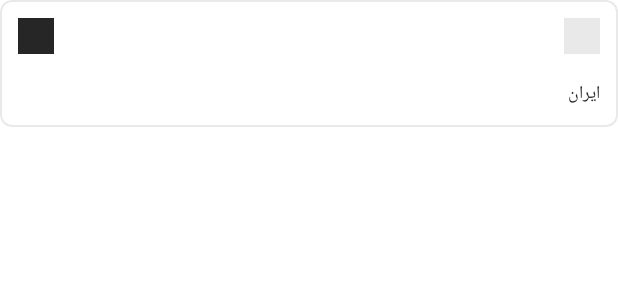
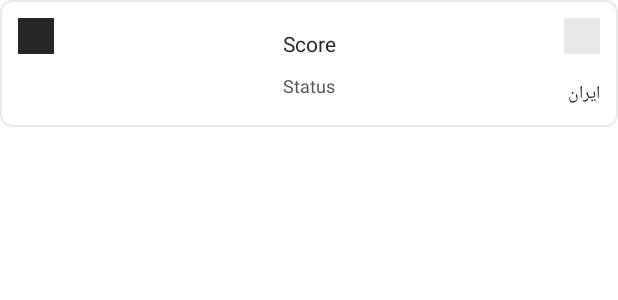
Before and after one commit to rzmmzdh/NazdikaAndroidCodeChallenge, an Android app: the layout item_match.xml on its own in the app's theme, with its tools: preview values and no code run, on a phone screen of 412 x 824 dp. Shown: the top 300 px of the screen. Run offline under Robolectric (Android 15) with nearby library versions, the phone set to English and light mode, and no system bars; plain views replace SimpleDraweeView; network calls fail.

Commit message:
update match item layout

```diff
--- a/app/src/main/res/layout/item_match.xml
+++ b/app/src/main/res/layout/item_match.xml
@@ -43,16 +43,18 @@
 
         <androidx.appcompat.widget.AppCompatTextView
             android:id="@+id/tvScores"
-            android:layout_width="0dp"
+            android:layout_width="wrap_content"
             android:layout_height="wrap_content"
             android:ellipsize="end"
             android:gravity="center"
             android:maxLines="1"
             android:textColor="#262626"
-            android:textSize="12sp"
+            android:textSize="14sp"
+            app:layout_constraintBottom_toTopOf="@id/tvStatus"
             app:layout_constraintLeft_toRightOf="@id/imgAwayTemLogo"
             app:layout_constraintRight_toLeftOf="@id/imgHomeTeamLogo"
-            app:layout_constraintTop_toTopOf="parent" />
+            app:layout_constraintTop_toTopOf="parent"
+            tools:text="Score" />
 
         <androidx.appcompat.widget.AppCompatTextView
             android:id="@+id/tvStatus"
@@ -63,9 +65,11 @@
             android:maxLines="1"
             android:textColor="#555555"
             android:textSize="12sp"
+            app:layout_constraintBottom_toBottomOf="parent"
             app:layout_constraintLeft_toRightOf="@id/imgAwayTemLogo"
             app:layout_constraintRight_toLeftOf="@id/imgHomeTeamLogo"
-            app:layout_constraintTop_toBottomOf="@id/tvScores" />
+            app:layout_constraintTop_toBottomOf="@id/tvScores"
+            tools:text="Status" />
 
         <com.facebook.drawee.view.SimpleDraweeView
             android:id="@+id/imgAwayTemLogo"
```
